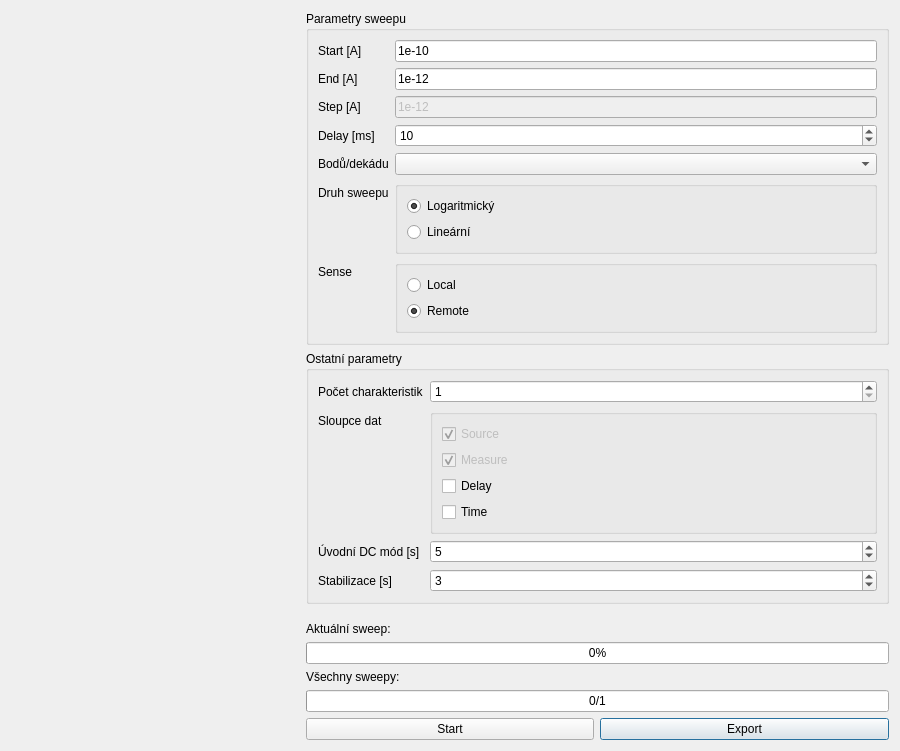
roesel/k237, file gui.ui: the form before one commit.
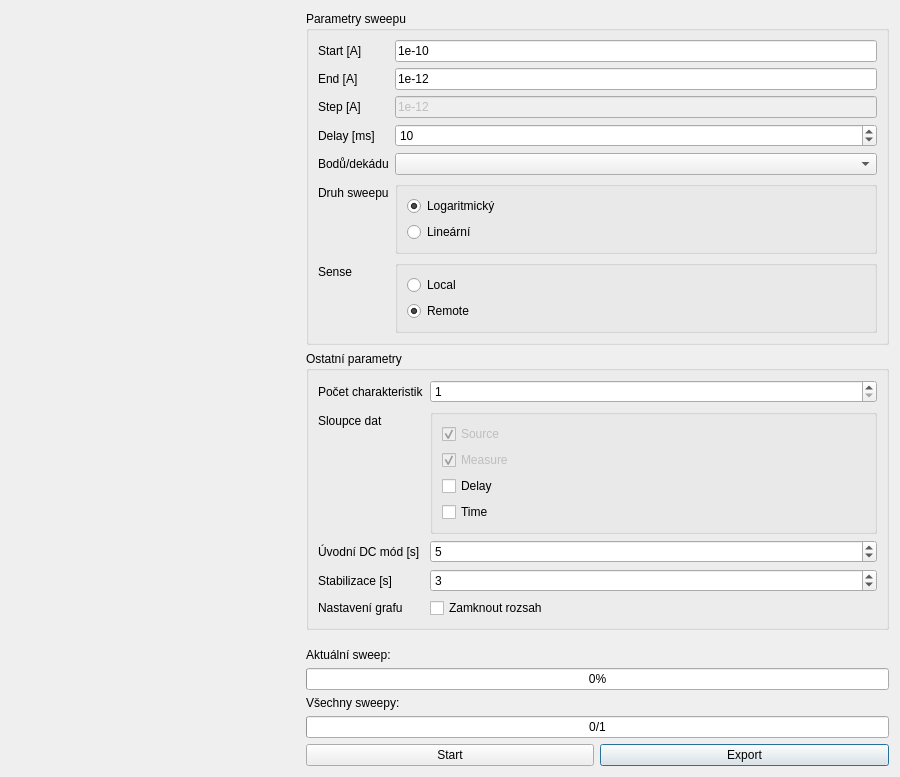
The form after the commit. Icons and pictures are not drawn.

Commit message: First version of range-lock

What changed in the file:
```diff
--- a/gui.ui
+++ b/gui.ui
@@ -346,6 +346,20 @@
         </property>
        </widget>
       </item>
+      <item row="4" column="1">
+       <widget class="QCheckBox" name="chkLockRange">
+        <property name="text">
+         <string>Zamknout rozsah</string>
+        </property>
+       </widget>
+      </item>
+      <item row="4" column="0">
+       <widget class="QLabel" name="label_14">
+        <property name="text">
+         <string>Nastavení grafu</string>
+        </property>
+       </widget>
+      </item>
      </layout>
     </widget>
    </item>
```
The commit also changes 2 other files.
